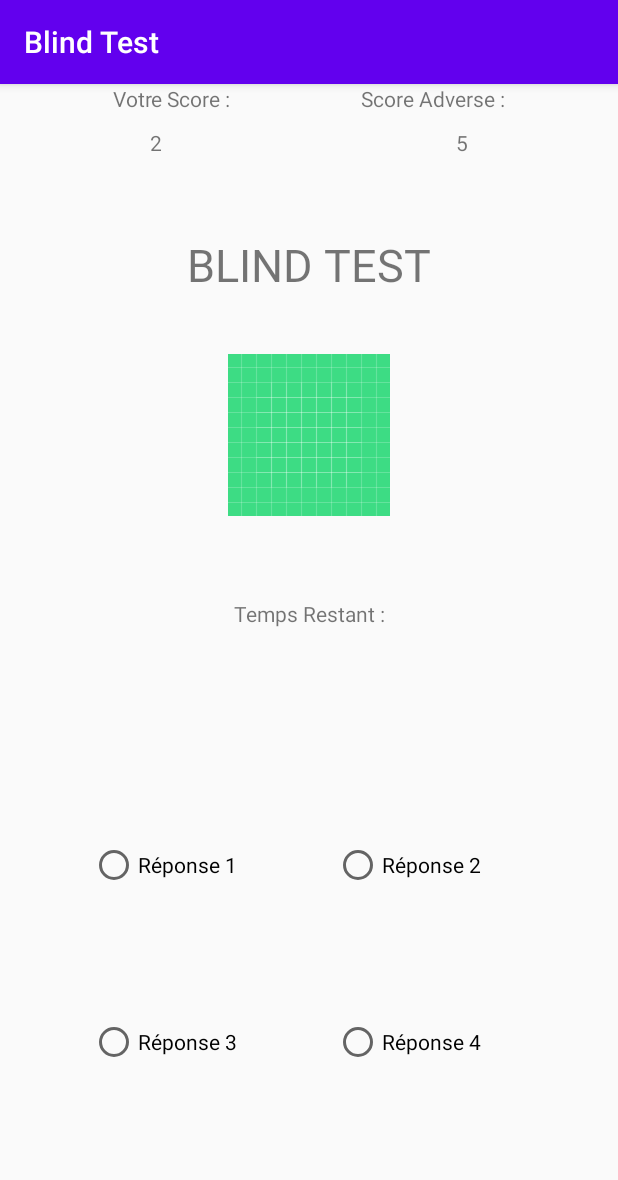
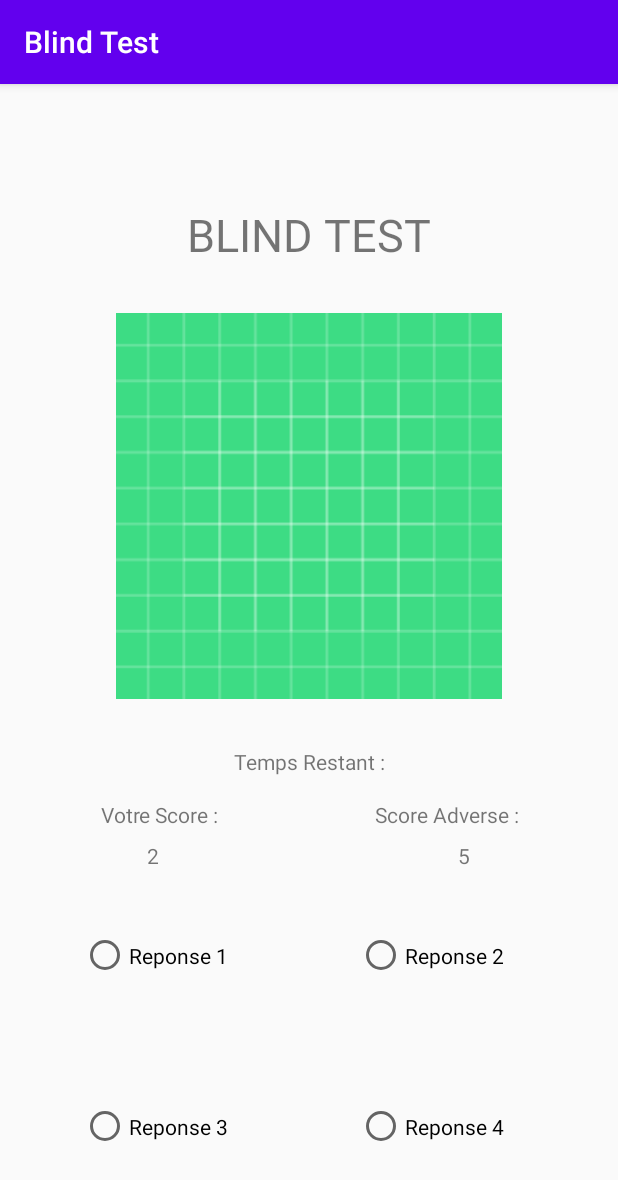
Before and after one commit to MILHugo/blindTest, an Android app: the MultiplayerActivity screen opened directly, with no data from a screen before it, on a phone screen of 412 x 824 dp. Shown: the top 1180 px of the screen. Run offline under Robolectric (Android 15) with nearby library versions, the phone set to English and light mode, and no system bars.

Commit message:
test template multiplayer

```diff
--- a/app/src/main/res/layout/activity_multiplayer.xml
+++ b/app/src/main/res/layout/activity_multiplayer.xml
@@ -6,117 +6,164 @@
     android:layout_width="match_parent"
     android:layout_height="match_parent">
 
-    <RadioButton
-        android:id="@+id/id_rep4M"
-        android:layout_width="129dp"
-        android:layout_height="48dp"
-        android:layout_marginEnd="60dp"
-        android:layout_marginBottom="105dp"
-        android:text="Réponse 4"
-        app:layout_constraintBottom_toBottomOf="parent"
-        app:layout_constraintEnd_toEndOf="parent" />
-
-    <RadioButton
-        android:id="@+id/id_rep2M"
-        android:layout_width="129dp"
-        android:layout_height="48dp"
-        android:layout_marginEnd="60dp"
-        android:layout_marginBottom="70dp"
-        android:text="Réponse 2"
-        app:layout_constraintBottom_toTopOf="@+id/id_rep4M"
-        app:layout_constraintEnd_toEndOf="parent" />
-
-    <RadioButton
-        android:id="@+id/id_rep1M"
-        android:layout_width="129dp"
-        android:layout_height="48dp"
-        android:layout_marginStart="60dp"
-        android:layout_marginBottom="70dp"
-        android:text="Réponse 1"
-        app:layout_constraintBottom_toTopOf="@+id/id_rep3M"
-        app:layout_constraintStart_toStartOf="parent" />
-
     <TextView
-        android:id="@+id/id_TitleAppM"
-        tools:text="BLIND TEST"
+        android:id="@+id/txt_titre"
         android:layout_width="wrap_content"
-        android:layout_height="wrap_content"
-        android:layout_marginTop="100dp"
+        android:layout_height="0dp"
+        android:layout_marginTop="80dp"
         android:text="BLIND TEST"
         android:textSize="30sp"
-        app:layout_constraintBottom_toBottomOf="parent"
         app:layout_constraintLeft_toLeftOf="parent"
         app:layout_constraintRight_toRightOf="parent"
         app:layout_constraintTop_toTopOf="parent"
-        app:layout_constraintVertical_bias="0.0" />
+        tools:text="BLIND TEST" />
 
     <ImageView
         android:id="@+id/id_imageM"
-        android:layout_width="wrap_content"
-        android:layout_height="wrap_content"
-        android:layout_marginTop="180dp"
+        android:layout_width="0dp"
+        android:layout_height="0dp"
+        android:layout_marginTop="32dp"
+        android:layout_marginBottom="32dp"
+        app:layout_constraintBottom_toTopOf="@+id/idTempsResM"
         app:layout_constraintEnd_toEndOf="parent"
         app:layout_constraintStart_toStartOf="parent"
-        app:layout_constraintTop_toTopOf="parent"
+        app:layout_constraintTop_toBottomOf="@+id/txt_titre"
         app:srcCompat="@drawable/ic_launcher_background" />
 
     <TextView
         android:id="@+id/idTempsResM"
         android:layout_width="wrap_content"
         android:layout_height="wrap_content"
-        android:layout_marginTop="30dp"
-        android:layout_marginBottom="380dp"
+        android:layout_marginBottom="16dp"
         android:text="Temps Restant :"
+        app:layout_constraintBottom_toTopOf="@+id/linearLayout3"
+        app:layout_constraintEnd_toEndOf="parent"
+        app:layout_constraintStart_toStartOf="parent" />
+
+    <RadioGroup
+        android:id="@+id/radioGroup"
+        android:layout_width="wrap_content"
+        android:layout_height="wrap_content"
+        android:layout_marginBottom="16dp"
         app:layout_constraintBottom_toBottomOf="parent"
         app:layout_constraintEnd_toEndOf="parent"
-        app:layout_constraintStart_toStartOf="parent"
-        app:layout_constraintTop_toBottomOf="@+id/id_imageM" />
+        app:layout_constraintStart_toStartOf="parent">
 
-    <TextView
-        android:id="@+id/id_MyScore"
-        android:layout_width="wrap_content"
+        <LinearLayout
+            android:layout_width="match_parent"
+            android:layout_height="match_parent"
+            android:orientation="horizontal">
+
+            <RadioButton
+                android:id="@+id/rb_1"
+                android:layout_width="wrap_content"
+                android:layout_height="wrap_content"
+                android:layout_margin="32dp"
+                android:minWidth="120dp"
+                android:minHeight="50dp"
+                android:text="Reponse 1" />
+
+            <RadioButton
+                android:id="@+id/rb_2"
+                android:layout_width="match_parent"
+                android:layout_height="wrap_content"
+                android:layout_margin="32dp"
+                android:minWidth="120dp"
+                android:minHeight="50dp"
+                android:text="Reponse 2" />
+        </LinearLayout>
+
+        <LinearLayout
+            android:layout_width="match_parent"
+            android:layout_height="match_parent"
+            android:orientation="horizontal">
+
+            <RadioButton
+                android:id="@+id/rb_3"
+                android:layout_width="wrap_content"
+                android:layout_height="wrap_content"
+                android:layout_margin="32dp"
+                android:minWidth="120dp"
+                android:minHeight="50dp"
+                android:text="Reponse 3" />
+
+            <RadioButton
+                android:id="@+id/rb_4"
+                android:layout_width="match_parent"
+                android:layout_height="wrap_content"
+                android:layout_margin="32dp"
+                android:minWidth="120dp"
+                android:minHeight="50dp"
+                android:text="Reponse 4" />
+        </LinearLayout>
+
+    </RadioGroup>
+
+    <LinearLayout
+        android:id="@+id/linearLayout2"
+        android:layout_width="0dp"
         android:layout_height="wrap_content"
-        android:layout_marginStart="75dp"
-        android:text="Votre Score :"
-        app:layout_constraintStart_toStartOf="parent"
-        tools:layout_editor_absoluteY="363dp" />
+        android:layout_marginStart="32dp"
+        android:layout_marginEnd="32dp"
+        android:orientation="horizontal"
+        app:layout_constraintBottom_toTopOf="@+id/radioGroup"
+        app:layout_constraintEnd_toEndOf="parent"
+        app:layout_constraintStart_toStartOf="parent">
 
-    <TextView
-        android:id="@+id/id_AdvScore"
-        android:layout_width="wrap_content"
+        <TextView
+            android:id="@+id/id_mS"
+            android:layout_width="wrap_content"
+            android:layout_height="wrap_content"
+            android:layout_weight="2"
+            android:gravity="center"
+            android:text="2" />
+
+        <Space
+            android:layout_width="wrap_content"
+            android:layout_height="wrap_content"
+            android:layout_weight="1" />
+
+        <TextView
+            android:id="@+id/id_AS"
+            android:layout_width="wrap_content"
+            android:layout_height="wrap_content"
+            android:layout_weight="2"
+            android:gravity="center"
+            android:text="5" />
+    </LinearLayout>
+
+    <LinearLayout
+        android:id="@+id/linearLayout3"
+        android:layout_width="0dp"
         android:layout_height="wrap_content"
-        android:layout_marginEnd="75dp"
-        android:text="Score Adverse :"
+        android:layout_marginStart="32dp"
+        android:layout_marginEnd="32dp"
+        android:layout_marginBottom="8dp"
+        android:orientation="horizontal"
+        app:layout_constraintBottom_toTopOf="@+id/linearLayout2"
         app:layout_constraintEnd_toEndOf="parent"
-        tools:layout_editor_absoluteY="363dp" />
+        app:layout_constraintStart_toStartOf="parent">
 
-    <TextView
-        android:id="@+id/id_mS"
-        android:layout_width="wrap_content"
-        android:layout_height="wrap_content"
-        android:layout_marginStart="100dp"
-        android:layout_marginTop="10dp"
-        android:text="2"
-        app:layout_constraintStart_toStartOf="parent"
-        app:layout_constraintTop_toBottomOf="@+id/id_MyScore" />
+        <TextView
+            android:id="@+id/id_MyScore"
+            android:layout_width="wrap_content"
+            android:layout_height="wrap_content"
+            android:layout_weight="2"
+            android:gravity="center"
+            android:text="Votre Score :" />
 
-    <TextView
-        android:id="@+id/id_AS"
-        android:layout_width="wrap_content"
-        android:layout_height="wrap_content"
-        android:layout_marginTop="10dp"
-        android:layout_marginEnd="100dp"
-        android:text="5"
-        app:layout_constraintEnd_toEndOf="parent"
-        app:layout_constraintTop_toBottomOf="@+id/id_AdvScore" />
+        <Space
+            android:layout_width="wrap_content"
+            android:layout_height="wrap_content"
+            android:layout_weight="1" />
 
-    <RadioButton
-        android:id="@+id/id_rep3M"
-        android:layout_width="129dp"
-        android:layout_height="48dp"
-        android:layout_marginStart="60dp"
-        android:layout_marginBottom="105dp"
-        android:text="Réponse 3"
-        app:layout_constraintBottom_toBottomOf="parent"
-        app:layout_constraintStart_toStartOf="parent" />
+        <TextView
+            android:id="@+id/id_AdvScore"
+            android:layout_width="wrap_content"
+            android:layout_height="wrap_content"
+            android:layout_weight="2"
+            android:gravity="center"
+            android:text="Score Adverse :" />
+    </LinearLayout>
+
 </androidx.constraintlayout.widget.ConstraintLayout>
```
